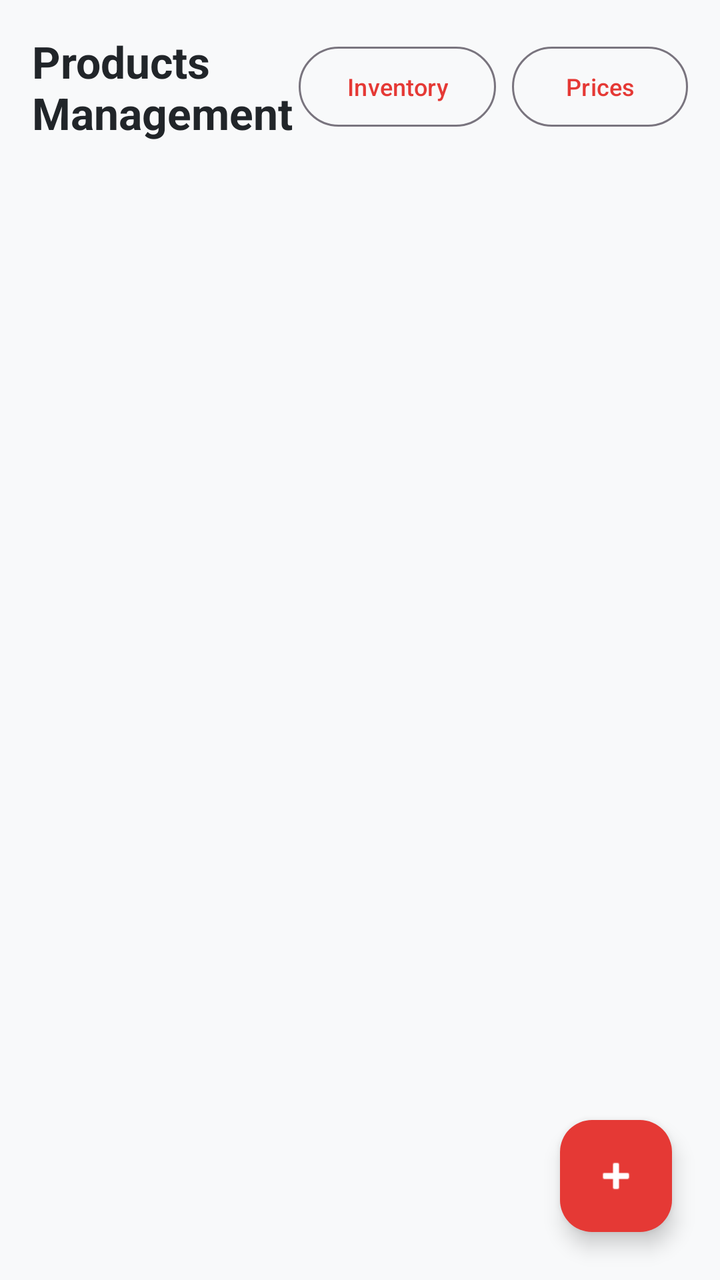
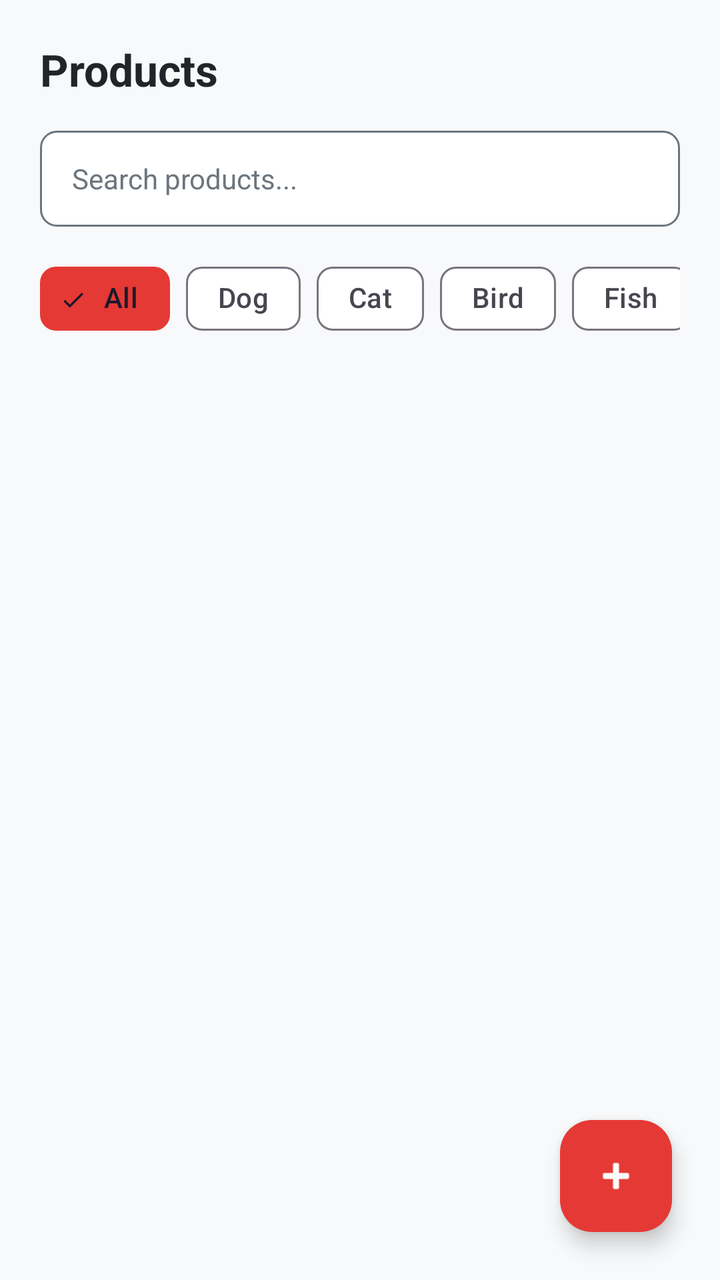

The first picture is an Android layout as it rendered before a commit; the second is the same layout after the commit. The layout source and the unified diff follow.
<!-- AndroidManifest.xml: application theme Theme.J4RR -->
<!-- res/layout/fragment_products.xml -->
<?xml version="1.0" encoding="utf-8"?>
<androidx.coordinatorlayout.widget.CoordinatorLayout xmlns:android="http://schemas.android.com/apk/res/android"
    xmlns:app="http://schemas.android.com/apk/res-auto"
    android:layout_width="match_parent"
    android:layout_height="match_parent"
    android:background="@color/background">

    <LinearLayout
        android:layout_width="match_parent"
        android:layout_height="match_parent"
        android:orientation="vertical"
        android:padding="16dp">

        <LinearLayout
            android:layout_width="match_parent"
            android:layout_height="wrap_content"
            android:orientation="horizontal"
            android:gravity="center_vertical"
            android:layout_marginBottom="12dp">

            <TextView
                android:layout_width="0dp"
                android:layout_height="wrap_content"
                android:layout_weight="1"
                android:text="Products Management"
                android:textColor="@color/text_primary"
                android:textSize="22sp"
                android:textStyle="bold" />

            <Button
                android:id="@+id/btnInventoryNav"
                android:layout_width="wrap_content"
                android:layout_height="wrap_content"
                android:layout_marginEnd="8dp"
                android:text="Inventory"
                style="@style/Widget.Material3.Button.OutlinedButton"
                android:textSize="12sp" />

            <Button
                android:id="@+id/btnManagePricesNav"
                android:layout_width="wrap_content"
                android:layout_height="wrap_content"
                android:text="Prices"
                style="@style/Widget.Material3.Button.OutlinedButton"
                android:textSize="12sp" />
        </LinearLayout>

        <TextView
            android:id="@+id/tvNoProducts"
            android:layout_width="match_parent"
            android:layout_height="match_parent"
            android:gravity="center"
            android:text="No products available"
            android:textColor="@color/text_secondary"
            android:textSize="16sp"
            android:visibility="gone" />

        <androidx.recyclerview.widget.RecyclerView
            android:id="@+id/recyclerViewProducts"
            android:layout_width="match_parent"
            android:layout_height="match_parent"
            android:clipToPadding="false"
            android:paddingBottom="80dp" />

    </LinearLayout>

    <com.google.android.material.floatingactionbutton.FloatingActionButton
        android:id="@+id/fabAddProduct"
        android:layout_width="wrap_content"
        android:layout_height="wrap_content"
        android:layout_gravity="bottom|end"
        android:layout_margin="24dp"
        android:contentDescription="Add Product"
        android:src="@android:drawable/ic_input_add"
        app:tint="@color/white"
        app:backgroundTint="@color/primary" />

</androidx.coordinatorlayout.widget.CoordinatorLayout>
<!-- resources referenced by this layout -->
<resources>
  <color name="background">#F8F9FA</color>
  <color name="primary">#E53935</color>
  <color name="text_primary">#212529</color>
  <color name="text_secondary">#6C757D</color>
  <color name="white">#FFFFFFFF</color>
  <style name="Theme.J4RR" parent="Base.Theme.J4RR" />
  <style name="Base.Theme.J4RR" parent="Theme.Material3.DayNight.NoActionBar">
          <item name="colorPrimary">@color/primary</item>
          <item name="colorPrimaryDark">@color/primary_dark</item>
          <item name="colorPrimaryContainer">@color/primary_dark</item>
          <item name="colorOnPrimary">@color/white</item>
          <item name="colorSecondary">@color/primary</item>
          <item name="colorSecondaryContainer">@color/primary</item>
          <item name="colorOnSecondary">@color/white</item>
          <item name="colorTertiary">@color/primary</item>
          <item name="colorSurface">@color/card_background</item>
          <item name="colorOnSurface">@color/text_primary</item>
          <item name="android:windowBackground">@color/background</item>
      </style>
  <color name="primary_dark">#B71C1C</color>
  <color name="card_background">#FFFFFFFF</color>
</resources>

<!-- the commit's change to res/layout/fragment_products.xml (unified diff, before → after) -->
@@ -9,41 +9,85 @@
         android:layout_width="match_parent"
         android:layout_height="match_parent"
         android:orientation="vertical"
-        android:padding="16dp">
+        android:padding="20dp">
 
-        <LinearLayout
+        <TextView
+            android:layout_width="wrap_content"
+            android:layout_height="wrap_content"
+            android:layout_marginBottom="16dp"
+            android:text="Products"
+            android:textColor="@color/text_primary"
+            android:textSize="22sp"
+            android:textStyle="bold" />
+
+        
+        <EditText
+            android:id="@+id/etProductsSearch"
+            android:layout_width="match_parent"
+            android:layout_height="48dp"
+            android:layout_marginBottom="12dp"
+            android:autofillHints="name"
+            android:background="@drawable/bg_search"
+            android:hint="Search products..."
+            android:inputType="text"
+            android:paddingHorizontal="16dp"
+            android:textColor="@color/text_primary"
+            android:textColorHint="@color/text_secondary"
+            android:textSize="14sp" />
+
+        
+        <HorizontalScrollView
             android:layout_width="match_parent"
             android:layout_height="wrap_content"
-            android:orientation="horizontal"
-            android:gravity="center_vertical"
-            android:layout_marginBottom="12dp">
+            android:layout_marginBottom="16dp"
+            android:scrollbars="none">
 
-            <TextView
-                android:layout_width="0dp"
-                android:layout_height="wrap_content"
-                android:layout_weight="1"
-                android:text="Products Management"
-                android:textColor="@color/text_primary"
-                android:textSize="22sp"
-                android:textStyle="bold" />
-
-            <Button
-                android:id="@+id/btnInventoryNav"
+            <LinearLayout
                 android:layout_width="wrap_content"
                 android:layout_height="wrap_content"
-                android:layout_marginEnd="8dp"
-                android:text="Inventory"
-                style="@style/Widget.Material3.Button.OutlinedButton"
-                android:textSize="12sp" />
+                android:orientation="horizontal">
 
-            <Button
-                android:id="@+id/btnManagePricesNav"
-                android:layout_width="wrap_content"
-                android:layout_height="wrap_content"
-                android:text="Prices"
-                style="@style/Widget.Material3.Button.OutlinedButton"
-                android:textSize="12sp" />
-        </LinearLayout>
+                <com.google.android.material.chip.Chip
+                    android:id="@+id/chipAll"
+                    style="@style/Widget.Material3.Chip.Filter"
+                    android:layout_width="wrap_content"
+                    android:layout_height="wrap_content"
+                    android:layout_marginEnd="8dp"
+                    android:checked="true"
+                    android:text="All" />
+
+                <com.google.android.material.chip.Chip
+                    android:id="@+id/chipDog"
+                    style="@style/Widget.Material3.Chip.Filter"
+                    android:layout_width="wrap_content"
+                    android:layout_height="wrap_content"
+                    android:layout_marginEnd="8dp"
+                    android:text="Dog" />
+
+                <com.google.android.material.chip.Chip
+                    android:id="@+id/chipCat"
+                    style="@style/Widget.Material3.Chip.Filter"
+                    android:layout_width="wrap_content"
+                    android:layout_height="wrap_content"
+                    android:layout_marginEnd="8dp"
+                    android:text="Cat" />
+
+                <com.google.android.material.chip.Chip
+                    android:id="@+id/chipBird"
+                    style="@style/Widget.Material3.Chip.Filter"
+                    android:layout_width="wrap_content"
+                    android:layout_height="wrap_content"
+                    android:layout_marginEnd="8dp"
+                    android:text="Bird" />
+
+                <com.google.android.material.chip.Chip
+                    android:id="@+id/chipFish"
+                    style="@style/Widget.Material3.Chip.Filter"
+                    android:layout_width="wrap_content"
+                    android:layout_height="wrap_content"
+                    android:text="Fish" />
+            </LinearLayout>
+        </HorizontalScrollView>
 
         <TextView
             android:id="@+id/tvNoProducts"
@@ -52,7 +96,7 @@
             android:gravity="center"
             android:text="No products available"
             android:textColor="@color/text_secondary"
-            android:textSize="16sp"
+            android:textSize="15sp"
             android:visibility="gone" />
 
         <androidx.recyclerview.widget.RecyclerView
@@ -72,7 +116,7 @@
         android:layout_margin="24dp"
         android:contentDescription="Add Product"
         android:src="@android:drawable/ic_input_add"
-        app:tint="@color/white"
-        app:backgroundTint="@color/primary" />
+        app:backgroundTint="@color/primary"
+        app:tint="@color/white" />
 
 </androidx.coordinatorlayout.widget.CoordinatorLayout>
<!-- resource entries referenced after the edit -->
@@ -5,6 +5,14 @@
   <color name="text_primary">#212529</color>
   <color name="text_secondary">#6C757D</color>
   <color name="white">#FFFFFFFF</color>
+  <!-- drawable bg_search (drawable) -->
+  <?xml version="1.0" encoding="utf-8"?>
+  <shape xmlns:android="http://schemas.android.com/apk/res/android"
+      android:shape="rectangle">
+      <solid android:color="@color/card_background" />
+      <corners android:radius="8dp" />
+      <stroke android:width="1dp" android:color="@color/text_secondary" />
+  </shape>
   <style name="Theme.J4RR" parent="Base.Theme.J4RR" />
   <style name="Base.Theme.J4RR" parent="Theme.Material3.DayNight.NoActionBar">
           <item name="colorPrimary">@color/primary</item>
